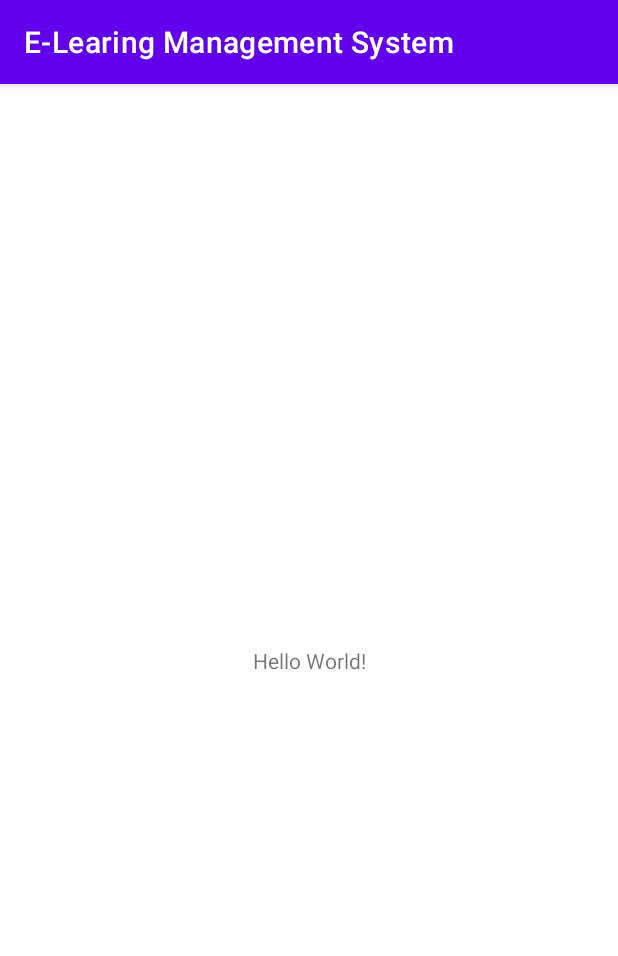
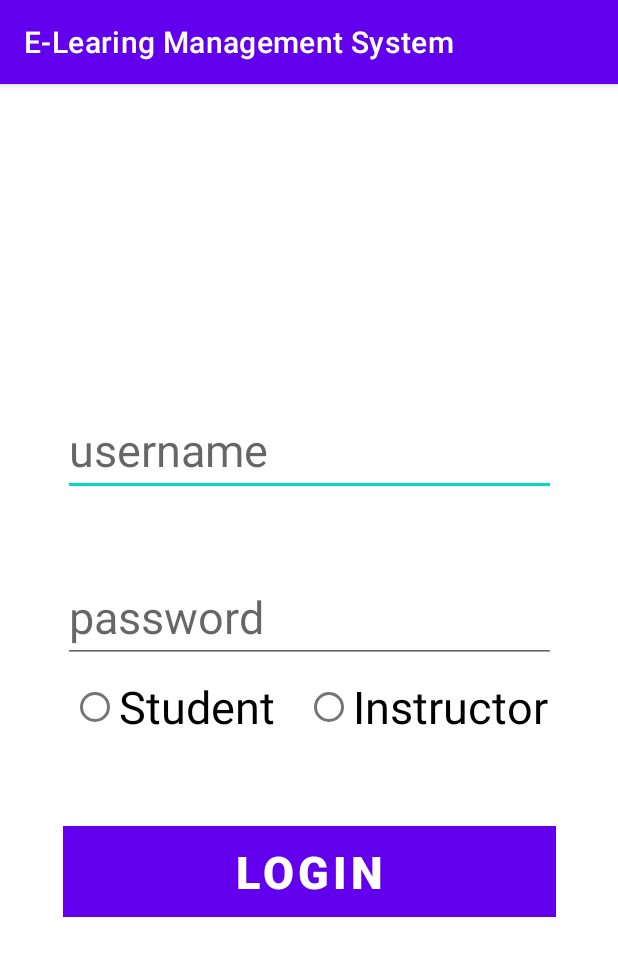
Before and after one commit to ReshmaRajPuthenpurayilRajappan/ELearingManagementSystem, an Android app: the screen it shows after launch (MainActivity), on a phone screen of 412 x 824 dp. Shown: the top 956 px of the screen. Run offline under Robolectric (Android 15) with nearby library versions, the phone set to English and light mode, and no system bars.

```diff
--- a/app/build.gradle
+++ b/app/build.gradle
@@ -21,6 +21,9 @@ android {
             minifyEnabled false
             proguardFiles getDefaultProguardFile('proguard-android-optimize.txt'), 'proguard-rules.pro'
         }
+    }
+    viewBinding {
+        enabled = true;
     }
     compileOptions {
         sourceCompatibility JavaVersion.VERSION_1_8
--- a/app/src/main/java/com/example/e_learingmanagementsystem/MainActivity.java
+++ b/app/src/main/java/com/example/e_learingmanagementsystem/MainActivity.java
@@ -3,12 +3,33 @@ package com.example.e_learingmanagementsystem;
 import androidx.appcompat.app.AppCompatActivity;
 
 import android.os.Bundle;
+import android.view.View;
+
+import com.example.e_learingmanagementsystem.databinding.ActivityMainBinding;
 
 public class MainActivity extends AppCompatActivity {
+
+    ActivityMainBinding binding;
 
     @Override
     protected void onCreate(Bundle savedInstanceState) {
         super.onCreate(savedInstanceState);
         setContentView(R.layout.activity_main);
+
+        binding = ActivityMainBinding.inflate(getLayoutInflater());
+        setContentView(binding.getRoot());
+
+        binding.btnLogin.setOnClickListener(new View.OnClickListener() {
+            @Override
+            public void onClick(View v) {
+
+            }
+        });
+    }
+
+    @Override
+    protected void onDestroy() {
+        super.onDestroy();
+        binding=null;
     }
 }
--- a/app/src/main/res/layout/activity_main.xml
+++ b/app/src/main/res/layout/activity_main.xml
@@ -6,13 +6,69 @@
     android:layout_height="match_parent"
     tools:context=".MainActivity">
 
-    <TextView
+    <LinearLayout
         android:layout_width="wrap_content"
         android:layout_height="wrap_content"
-        android:text="Hello World!"
+        android:padding="20dp"
+        android:orientation="vertical"
+        app:layout_constraintTop_toTopOf="parent"
         app:layout_constraintBottom_toBottomOf="parent"
         app:layout_constraintLeft_toLeftOf="parent"
-        app:layout_constraintRight_toRightOf="parent"
-        app:layout_constraintTop_toTopOf="parent" />
+        app:layout_constraintRight_toRightOf="parent">
+
+        <EditText
+            android:layout_width="match_parent"
+            android:layout_height="wrap_content"
+            android:hint="username"
+            android:textSize="30sp"
+            android:inputType="text"/>
+
+        <EditText
+            android:layout_width="match_parent"
+            android:layout_height="wrap_content"
+            android:hint="password"
+            android:textSize="30sp"
+            android:inputType="textPassword"
+            android:layout_marginTop="50dp"/>
+
+        <RadioGroup
+            android:layout_width="match_parent"
+            android:layout_height="wrap_content"
+            android:orientation="horizontal"
+            android:padding="5dp"
+            android:gravity="center_horizontal">
+
+            <RadioButton
+                android:id="@+id/rbtnStudent"
+                android:layout_width="wrap_content"
+                android:layout_height="wrap_content"
+                android:text="@string/rbtn_student"
+                android:textColor="@color/design_default_color_on_secondary"
+                android:textSize="30sp" />
+
+            <RadioButton
+                android:id="@+id/rbtnInstructor"
+                android:layout_width="wrap_content"
+                android:layout_height="wrap_content"
+                android:layout_marginLeft="20dp"
+                android:text="@string/rbtn_instructor"
+                android:textColor="@color/design_default_color_on_secondary"
+                android:textSize="30sp" />
+
+        </RadioGroup>
+
+        <Button
+            android:id="@+id/btnLogin"
+            android:layout_width="match_parent"
+            android:layout_height="wrap_content"
+            android:layout_marginTop="50dp"
+            android:background="?attr/colorPrimaryVariant"
+            android:text="Login"
+            android:textColor="@color/white"
+            android:textSize="30sp"
+            android:textStyle="bold" />
+
+
+    </LinearLayout>
 
 </androidx.constraintlayout.widget.ConstraintLayout>
--- a/app/src/main/res/layout/fragment_coursemanager.xml
+++ b/app/src/main/res/layout/fragment_coursemanager.xml
@@ -4,7 +4,8 @@
     xmlns:tools="http://schemas.android.com/tools"
     android:layout_width="match_parent"
     android:layout_height="match_parent"
-    tools:context=".ui.coursemanager.CourseManagerFragment">
+    tools:context=".ui.coursemanager.CourseManagerFragment"
+    android:background="@color/color_teacher">
 
     <TextView
         android:id="@+id/text_coursemanager"
--- a/app/src/main/res/layout/fragment_dashboard.xml
+++ b/app/src/main/res/layout/fragment_dashboard.xml
@@ -4,7 +4,8 @@
     xmlns:tools="http://schemas.android.com/tools"
     android:layout_width="match_parent"
     android:layout_height="match_parent"
-    tools:context=".ui.dashboard.DashboardFragment">
+    tools:context=".ui.dashboard.DashboardFragment"
+    android:background="@color/color_teacher">
 
     <TextView
         android:id="@+id/text_dashboard"
--- a/app/src/main/res/layout/fragment_manageprofile.xml
+++ b/app/src/main/res/layout/fragment_manageprofile.xml
@@ -4,7 +4,8 @@
     xmlns:tools="http://schemas.android.com/tools"
     android:layout_width="match_parent"
     android:layout_height="match_parent"
-    tools:context=".ui.manageprofile.ManageProfileFragment">
+    tools:context=".ui.manageprofile.ManageProfileFragment"
+    android:background="@color/color_teacher">
 
     <TextView
         android:id="@+id/text_manageprofile"
--- a/app/src/main/res/layout/fragment_message.xml
+++ b/app/src/main/res/layout/fragment_message.xml
@@ -4,7 +4,8 @@
     xmlns:tools="http://schemas.android.com/tools"
     android:layout_width="match_parent"
     android:layout_height="match_parent"
-    tools:context=".ui.message.MessageFragment">
+    tools:context=".ui.message.MessageFragment"
+    android:background="@color/color_teacher">
 
     <TextView
         android:id="@+id/text_message"
--- a/app/src/main/res/layout/fragment_payoutreport.xml
+++ b/app/src/main/res/layout/fragment_payoutreport.xml
@@ -4,7 +4,8 @@
     xmlns:tools="http://schemas.android.com/tools"
     android:layout_width="match_parent"
     android:layout_height="match_parent"
-    tools:context=".ui.payoutreport.PayoutReportFragment">
+    tools:context=".ui.payoutreport.PayoutReportFragment"
+    android:background="@color/color_teacher">
 
     <TextView
         android:id="@+id/text_payoutreport"
--- a/app/src/main/res/layout/fragment_payoutsettings.xml
+++ b/app/src/main/res/layout/fragment_payoutsettings.xml
@@ -4,7 +4,8 @@
     xmlns:tools="http://schemas.android.com/tools"
     android:layout_width="match_parent"
     android:layout_height="match_parent"
-    tools:context=".ui.payoutsettings.PayoutSettingsFragment">
+    tools:context=".ui.payoutsettings.PayoutSettingsFragment"
+    android:background="@color/color_teacher">
 
     <TextView
         android:id="@+id/text_payoutsettings"
--- a/app/src/main/res/layout/fragment_salesreport.xml
+++ b/app/src/main/res/layout/fragment_salesreport.xml
@@ -4,7 +4,8 @@
     xmlns:tools="http://schemas.android.com/tools"
     android:layout_width="match_parent"
     android:layout_height="match_parent"
-    tools:context=".ui.salesreport.SalesReportFragment">
+    tools:context=".ui.salesreport.SalesReportFragment"
+    android:background="@color/color_teacher">
 
     <TextView
         android:id="@+id/text_salesreport"
--- a/app/src/main/res/values/colors.xml
+++ b/app/src/main/res/values/colors.xml
@@ -7,4 +7,7 @@
     <color name="teal_700">#FF018786</color>
     <color name="black">#FF000000</color>
     <color name="white">#FFFFFFFF</color>
+
+    <color name="color_student">#E91E63</color>
+    <color name="color_teacher">#FF9800</color>
 </resources>
--- a/app/src/main/res/values/strings.xml
+++ b/app/src/main/res/values/strings.xml
@@ -15,4 +15,12 @@
     <string name="menu_payoutsettings">Payout Settings</string>
     <string name="menu_message">Message</string>
     <string name="menu_manageprofile">Manage Profile</string>
+    <string name="rbtn_student">Student</string>
+    <string name="rbtn_instructor">Instructor</string>
+    <string name="title_activity_student_navigation_drawer">StudentNavigationDrawer</string>
+
+    <string name="menu_home">Home</string>
+    <string name="menu_gallery">Gallery</string>
+    <string name="menu_slideshow">Slideshow</string>
+    <string name="title_activity_navigation_drawer_student">StudentNavigationDrawer</string>
 </resources>
--- a/build.gradle
+++ b/build.gradle
@@ -5,7 +5,7 @@ buildscript {
         jcenter()
     }
     dependencies {
-        classpath "com.android.tools.build:gradle:4.1.1"
+        classpath 'com.android.tools.build:gradle:4.2.2'
 
         // NOTE: Do not place your application dependencies here; they belong
         // in the individual module build.gradle files
```
Also changed, not shown: app/src/main/AndroidManifest.xml (+5 -4 lines), app/src/main/res/menu/navigation_drawer_student.xml (added, +8 -0 lines), app/src/main/res/menu/student_navigation_drawer.xml (added, +8 -0 lines), gradle/wrapper/gradle-wrapper.properties.
